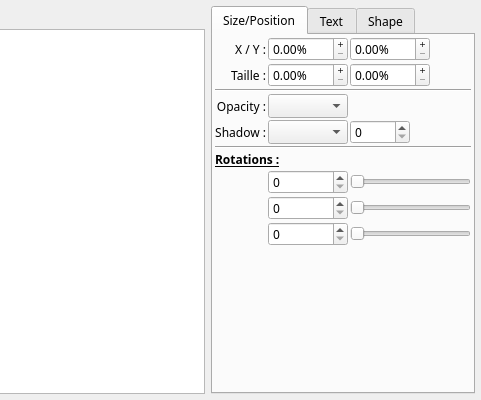
This is wgt_QCompositionWidget.ui in boenki/ffdiaporama as Qt 5 draws it before an edit; both pictures show x 254 to 735 and y 0 to 400 of the 735 by 400 pixel window. The edited form follows.
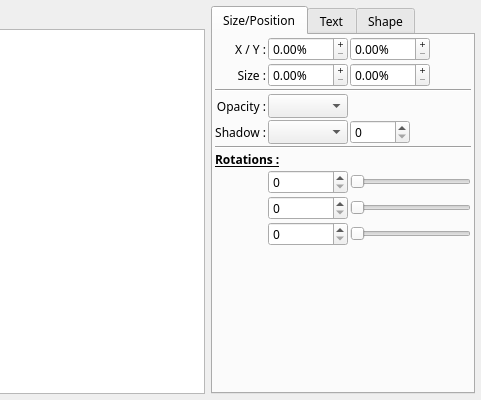
This is the edited form. The open tabs and pages were chosen to show the change. Icons and pictures are not drawn. Custom widgets are drawn as their Qt base class.

Diff of the .ui file:
```diff
--- a/wgt_QCompositionWidget.ui
+++ b/wgt_QCompositionWidget.ui
@@ -192,7 +192,7 @@
          <item row="1" column="0">
           <widget class="QLabel" name="Width">
            <property name="text">
-            <string>Taille :</string>
+            <string>Size :</string>
            </property>
            <property name="alignment">
             <set>Qt::AlignRight|Qt::AlignTrailing|Qt::AlignVCenter</set>
```
Left out of the diff: 5 changed lines with no effect on the pictures.
